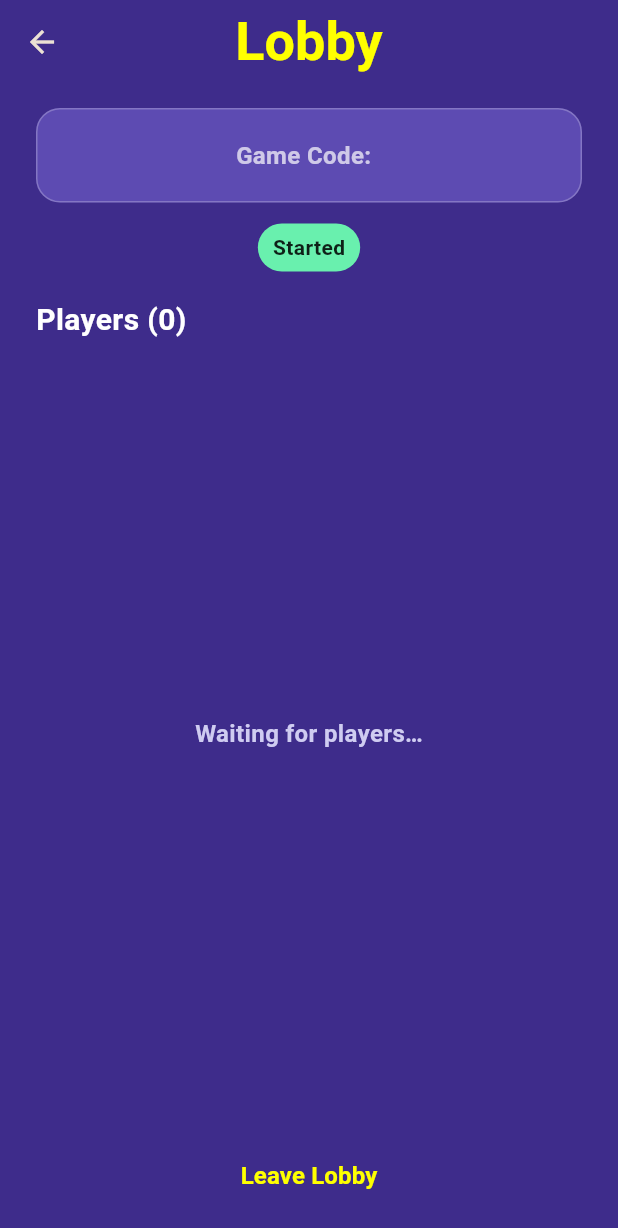
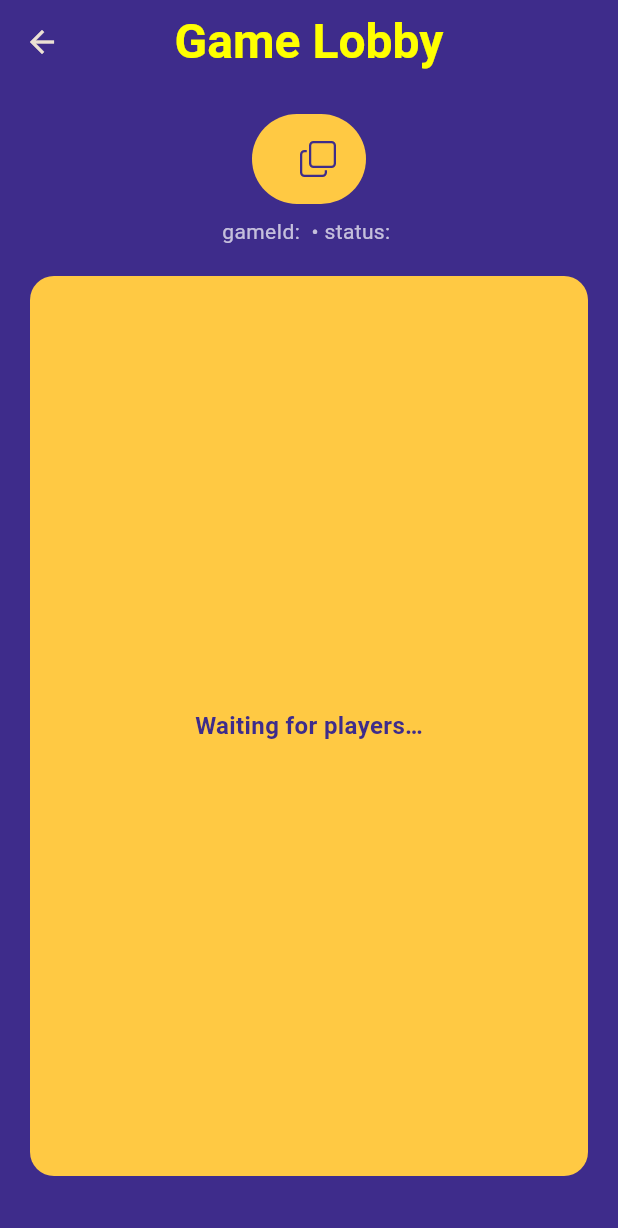
Before and after one commit to D4rkFyre/snaphunt, a Flutter app: the CreateGameLobbyScreen screen opened directly with empty values, on a phone screen of 412 x 824 dp. Shown: the top 1228 px of the screen. Run offline on Flutter 3.47's test engine with Material 3 defaults, Android fonts, the light colour scheme and no system bars; our stand-ins replace cloud_firestore, firebase_core, firebase_storage, flutter_svg, geolocator, image_picker and 1 more; accounts and stored records are empty.

Commit message:
Fixed persistence bugs, tuned UI notifications for persistence, adjusted game status enum, might need more fringe testing, but working for now.

```diff
--- a/lib/screens/lobby_screen.dart
+++ b/lib/screens/lobby_screen.dart
@@ -1,24 +1,36 @@
 // lib/screens/lobby_screen.dart
 import 'package:flutter/material.dart';
+import 'package:flutter/services.dart';
 import 'package:flutter_svg/flutter_svg.dart';
 
 import 'package:cloud_firestore/cloud_firestore.dart';
 import 'package:snaphunt/services/firestore_refs.dart';
+import 'package:snaphunt/models/game_model.dart'; // enum + parser
+import 'clue_submission_screen.dart';
 
+/// ---------------------------------------------------------------------------
+/// CreateGameLobbyScreen
+/// ---------------------------------------------------------------------------
+/// Purpose
+/// - Show a **live lobby** for a specific game: who’s joined and the game status.
+/// - Lets the **host** start the game (players only watch).
+/// - When host starts (status -> "started"), **players** auto-navigate to Clues.
+///   (Legacy "active" also treated as started via GameStatusX.fromString)
+/// ---------------------------------------------------------------------------
 class CreateGameLobbyScreen extends StatefulWidget {
   const CreateGameLobbyScreen({
     super.key,
     required this.gameId,
     required this.joinCode,
     required this.isHost,
-    required this.playerId, // deviceId for the current device
+    required this.playerId,
     this.db,
   });
 
   final String gameId;
   final String joinCode;
   final bool isHost;
-  final String playerId; // deviceId
+  final String playerId;
   final FirebaseFirestore? db;
 
   @override
@@ -26,19 +38,8 @@ class CreateGameLobbyScreen extends StatefulWidget {
 }
 
 class _CreateGameLobbyScreenState extends State<CreateGameLobbyScreen> {
-  late final FirebaseFirestore _db = widget.db ?? FirebaseFirestore.instance;
-
-  Future<void> _startGame() async {
-    final gameRef = FirestoreRefs.gameDoc(_db, widget.gameId);
-    await gameRef.update({'status': 'started'});
-  }
-
-  Future<void> _leaveLobby() async {
-    // For now, just pop back. (If you later want to remove the player from the array,
-    // you can add a repo call that removes `{deviceId: X, nickname: Y}` by merging.)
-    if (!mounted) return;
-    Navigator.of(context).pop();
-  }
+  bool _navigated = false; // ensure we navigate once for joiners
+  FirebaseFirestore get _db => widget.db ?? FirebaseFirestore.instance;
 
   @override
   Widget build(BuildContext context) {
@@ -48,10 +49,10 @@ class _CreateGameLobbyScreenState extends State<CreateGameLobbyScreen> {
       backgroundColor: const Color(0xFF3E2C8B),
       appBar: AppBar(
         title: const Text(
-          'Lobby',
+          "Game Lobby",
           style: TextStyle(
             color: Colors.yellowAccent,
-            fontSize: 36,
+            fontSize: 32,
             fontWeight: FontWeight.bold,
           ),
         ),
@@ -59,131 +60,144 @@ class _CreateGameLobbyScreenState extends State<CreateGameLobbyScreen> {
         centerTitle: true,
         elevation: 0,
       ),
-      body: StreamBuilder<DocumentSnapshot<Map<String, dynamic>>>(
+      body: Padding(
+        padding: const EdgeInsets.all(20.0),
+
+        // Live subscription: any change to /games/{gameId} re-renders this UI
+        child: StreamBuilder<DocumentSnapshot<Map<String, dynamic>>>(
           stream: gameDoc.snapshots(),
           builder: (context, snap) {
             if (snap.connectionState == ConnectionState.waiting) {
               return const Center(child: CircularProgressIndicator());
             }
-          if (snap.hasError) {
-            return Center(
-              child: Text(
-                'Error: ${snap.error}',
-                style: const TextStyle(color: Colors.redAccent),
-                textAlign: TextAlign.center,
-              ),
-            );
-          }
             if (!snap.hasData || !snap.data!.exists) {
               return const Center(
-              child: Text(
-                'Game not found.',
-                style: TextStyle(color: Colors.white),
-              ),
+                child: Text('Game not found', style: TextStyle(color: Colors.white)),
               );
             }
 
-          final data = snap.data!.data() ?? <String, dynamic>{};
-          final status = (data['status'] as String?) ?? 'waiting';
-          final hostDeviceId = data['hostDeviceId'] as String?;
+            final data = snap.data!.data()!;
+            final statusRaw = (data['status'] as String?) ?? 'waiting';
+            final status = GameStatusX.fromString(statusRaw); // maps "active" -> started
 
-          // Parse players as list of { deviceId, nickname }
-          final rawPlayers = (data['players'] as List?) ?? const [];
-          final playerEntries = rawPlayers
-              .whereType<Map>()
-              .map((m) => (
-          deviceId: (m['deviceId'] as String?) ?? '',
-          nickname: (m['nickname'] as String?) ?? 'Player',
-          ))
-              .toList();
+            final hostDeviceId = (data['hostDeviceId'] as String?) ?? '';
 
-          // Determine host view either from flag or doc (extra safety)
-          final isHostView = widget.isHost || (hostDeviceId == widget.playerId);
+            // Players array supports legacy strings OR {deviceId,nickname}
+            final rawPlayers = data['players'];
+            final List<_DisplayPlayer> parsedPlayers = [];
+            if (rawPlayers is List) {
+              for (final e in rawPlayers) {
+                if (e is String) {
+                  // legacy string: we don't know deviceId; keep name
+                  parsedPlayers.add(_DisplayPlayer(deviceId: '', name: e));
+                } else if (e is Map<String, dynamic>) {
+                  final deviceId = (e['deviceId'] as String?) ?? '';
+                  final nickname = (e['nickname'] as String?) ?? '';
+                  final display = nickname.isNotEmpty
+                      ? nickname
+                      : (deviceId.isNotEmpty ? deviceId : 'Player');
+                  parsedPlayers.add(_DisplayPlayer(deviceId: deviceId, name: display));
+                }
+              }
+            }
 
-          return Padding(
-            padding: const EdgeInsets.symmetric(horizontal: 24, vertical: 16),
-            child: Column(
-              crossAxisAlignment: CrossAxisAlignment.center,
+            // Filter out the host (if we can identify via deviceId)
+            final List<_DisplayPlayer> filtered = parsedPlayers.where((p) {
+              if (hostDeviceId.isEmpty) return true; // can't tell -> keep
+              return p.deviceId.isEmpty || p.deviceId != hostDeviceId;
+            }).toList();
+
+            // De-duplicate by deviceId (or by name when deviceId missing)
+            final dedup = <String, _DisplayPlayer>{};
+            for (final p in filtered) {
+              final key = p.deviceId.isNotEmpty ? 'd:${p.deviceId}' : 'n:${p.name}';
+              dedup[key] = p;
+            }
+            final players = dedup.values.map((p) => p.name).toList(growable: false);
+
+            // -----------------------------------------------------------------
+            // Player (not host) → auto-navigate to Clues when status == started
+            // (legacy "active" handled by parser)
+            // -----------------------------------------------------------------
+            if (!widget.isHost && !_navigated && status == GameStatus.started) {
+              _navigated = true; // prevent multiple pushes
+              WidgetsBinding.instance.addPostFrameCallback((_) {
+                if (!mounted) return;
+                Navigator.of(context).pushReplacement(
+                  MaterialPageRoute(
+                    builder: (_) => ClueSubmissionScreen(
+                      gameId: widget.gameId,
+                      playerId: widget.playerId,
+                    ),
+                  ),
+                );
+              });
+            }
+
+            return Column(
               children: [
-                // Join code card
+                // Join code with copy
                 Container(
-                  padding:
-                  const EdgeInsets.symmetric(horizontal: 16, vertical: 12),
+                  padding: const EdgeInsets.symmetric(horizontal: 20, vertical: 10),
                   decoration: BoxDecoration(
-                    color: const Color(0xFF5D4BB2),
-                    borderRadius: BorderRadius.circular(16),
-                    border: Border.all(color: Colors.white24, width: 1),
+                    color: const Color(0xFFFFC943),
+                    borderRadius: BorderRadius.circular(30),
                   ),
                   child: Row(
-                    mainAxisAlignment: MainAxisAlignment.center,
+                    mainAxisSize: MainAxisSize.min,
                     children: [
-                      const Text(
-                        'Game Code: ',
-                        style: TextStyle(
-                          color: Colors.white70,
-                          fontSize: 16,
-                          fontWeight: FontWeight.w600,
+                      Text(
+                        widget.joinCode,
+                        style: const TextStyle(
+                          fontSize: 28,
+                          fontWeight: FontWeight.bold,
+                          color: Color(0xFF3E2C8B),
                         ),
                       ),
-                      SelectableText(
-                        widget.joinCode,
-                        style: const TextStyle(
-                          color: Colors.yellowAccent,
-                          fontSize: 22,
-                          fontWeight: FontWeight.w900,
-                          letterSpacing: 1.5,
+                      const SizedBox(width: 12),
+                      GestureDetector(
+                        onTap: () {
+                          Clipboard.setData(ClipboardData(text: widget.joinCode));
+                          ScaffoldMessenger.of(context).showSnackBar(
+                            const SnackBar(
+                              content: Text("Game code copied to clipboard!"),
+                              duration: Duration(seconds: 1),
+                            ),
+                          );
+                        },
+                        child: SvgPicture.asset(
+                          'assets/icons/copy.svg',
+                          width: 24,
+                          height: 24,
+                          color: const Color(0xFF3E2C8B),
                         ),
                       ),
                     ],
                   ),
                 ),
-                const SizedBox(height: 14),
 
-                // Status badge
-                Container(
-                  padding:
-                  const EdgeInsets.symmetric(horizontal: 10, vertical: 6),
+                const SizedBox(height: 8),
+                Text('gameId: ${widget.gameId} • status: $statusRaw',
+                    style: const TextStyle(color: Colors.white70)),
+                const SizedBox(height: 20),
+
+                // Players grid
+                Expanded(
+                  child: Container(
+                    width: double.infinity,
+                    padding: const EdgeInsets.all(16),
                     decoration: BoxDecoration(
-                    color: status == 'waiting'
-                        ? Colors.orangeAccent
-                        : Colors.greenAccent,
-                    borderRadius: BorderRadius.circular(999),
+                      color: const Color(0xFFFFC943),
+                      borderRadius: BorderRadius.circular(16),
                     ),
-                  child: Text(
-                    status == 'waiting' ? 'Waiting for players' : 'Started',
-                    style: const TextStyle(
-                      color: Colors.black87,
-                      fontWeight: FontWeight.bold,
-                    ),
-                  ),
-                ),
-
-                const SizedBox(height: 18),
-
-                // Players header
-                Align(
-                  alignment: Alignment.centerLeft,
-                  child: Text(
-                    'Players (${playerEntries.length})',
-                    style: const TextStyle(
-                      color: Colors.white,
-                      fontSize: 20,
-                      fontWeight: FontWeight.bold,
-                    ),
-                  ),
-                ),
-                const SizedBox(height: 12),
-
-                // Players grid or "waiting"
-                Expanded(
-                  child: playerEntries.isEmpty
+                    child: players.isEmpty
                         ? const Center(
                       child: Text(
                         'Waiting for players…',
                         style: TextStyle(
                           fontSize: 16,
                           fontWeight: FontWeight.bold,
-                        color: Color(0xFFCFCCF1),
+                          color: Color(0xFF3E2C8B),
                         ),
                       ),
                     )
@@ -195,14 +209,9 @@ class _CreateGameLobbyScreenState extends State<CreateGameLobbyScreen> {
                         crossAxisSpacing: 20,
                         childAspectRatio: 0.8,
                       ),
-                    itemCount: playerEntries.length,
+                      itemCount: players.length,
                       itemBuilder: (context, index) {
-                      final entry = playerEntries[index];
-                      final isMe = entry.deviceId == widget.playerId;
-                      final display = isMe
-                          ? '${entry.nickname} (you)'
-                          : entry.nickname;
-
+                        final name = players[index];
                         return Column(
                           mainAxisAlignment: MainAxisAlignment.center,
                           children: [
@@ -210,17 +219,16 @@ class _CreateGameLobbyScreenState extends State<CreateGameLobbyScreen> {
                               'assets/icons/person-circle.svg',
                               width: 50,
                               height: 50,
-                            color: const Color(0xFFCFCCF1),
+                              color: const Color(0xFF3E2C8B),
                             ),
                             const SizedBox(height: 8),
                             Text(
-                            display,
+                              name,
                               overflow: TextOverflow.ellipsis,
-                            textAlign: TextAlign.center,
                               style: const TextStyle(
                                 fontSize: 16,
                                 fontWeight: FontWeight.bold,
-                              color: Colors.white,
+                                color: Color(0xFF3E2C8B),
                               ),
                             ),
                           ],
@@ -228,50 +236,46 @@ class _CreateGameLobbyScreenState extends State<CreateGameLobbyScreen> {
                       },
                     ),
                   ),
+                ),
 
-                const SizedBox(height: 12),
+                const SizedBox(height: 20),
 
-                // Host actions
-                if (isHostView && status == 'waiting')
-                  SizedBox(
-                    width: double.infinity,
-                    child: ElevatedButton(
-                      onPressed: _startGame,
+                // Host-only Start Game button
+                if (widget.isHost)
+                  ElevatedButton(
+                    onPressed: status == GameStatus.waiting
+                        ? () async {
+                      try {
+                        // Write enum string consistently ("started")
+                        await gameDoc.update({'status': GameStatus.started.asString});
+                        // Host stays on lobby (players will auto-navigate)
+                      } catch (e) {
+                        ScaffoldMessenger.of(context).showSnackBar(
+                          SnackBar(content: Text('Failed to start game: $e')),
+                        );
+                      }
+                    }
+                        : null,
                     style: ElevatedButton.styleFrom(
                       backgroundColor: Colors.greenAccent,
                       foregroundColor: Colors.black,
-                        padding: const EdgeInsets.symmetric(
-                            horizontal: 20, vertical: 14),
-                        shape: RoundedRectangleBorder(
-                          borderRadius: BorderRadius.circular(14),
+                      padding: const EdgeInsets.symmetric(horizontal: 40, vertical: 20),
+                      shape: RoundedRectangleBorder(borderRadius: BorderRadius.circular(30)),
+                      textStyle: const TextStyle(fontSize: 24, fontWeight: FontWeight.bold),
                     ),
-                        textStyle: const TextStyle(
-                          fontSize: 18,
-                          fontWeight: FontWeight.bold,
-                        ),
-                      ),
-                      child: const Text('Start Game'),
-                    ),
-                  ),
-
-                // Leave button (all roles)
-                const SizedBox(height: 10),
-                TextButton(
-                  onPressed: _leaveLobby,
-                  child: const Text(
-                    'Leave Lobby',
-                    style: TextStyle(
-                      color: Colors.yellowAccent,
-                      fontSize: 16,
-                      fontWeight: FontWeight.w600,
-                    ),
-                  ),
+                    child: const Text("Start Game"),
                   ),
               ],
-            ),
             );
           },
+        ),
       ),
     );
   }
 }
+
+class _DisplayPlayer {
+  final String deviceId;
+  final String name;
+  const _DisplayPlayer({required this.deviceId, required this.name});
+}
--- a/lib/services/firestore_refs.dart
+++ b/lib/services/firestore_refs.dart
@@ -24,6 +24,20 @@ import 'package:snaphunt/models/submission_model.dart';
 /// ---------------------------------------------------------------------------
 class FirestoreRefs {
   FirestoreRefs._(); // Prevent instantiation (static-only utility)
+
+  // Deterministic submission ID per (playerId, clueId).
+  // Keep it simple; just avoid '/' in ids.
+  static String submissionIdFor(String playerId, String clueId) =>
+      '${playerId}__${clueId}';
+
+  // Convenience: document ref for that pair.
+  static DocumentReference<Map<String, dynamic>> submissionForPlayerClue(
+      FirebaseFirestore db,
+      String gameId,
+      String playerId,
+      String clueId,
+      ) =>
+      submissionDoc(db, gameId, submissionIdFor(playerId, clueId));
 
   // -------------------------------------------------------------------------
   // Collections (folders)
```
Also changed, not shown: lib/repositories/game_repository.dart (+56 -17 lines), lib/screens/clue_submission_screen.dart (+35 -0 lines), lib/services/rejoin_service.dart (+232 -37 lines). Lines whose indentation alone changed are shown as unchanged.
